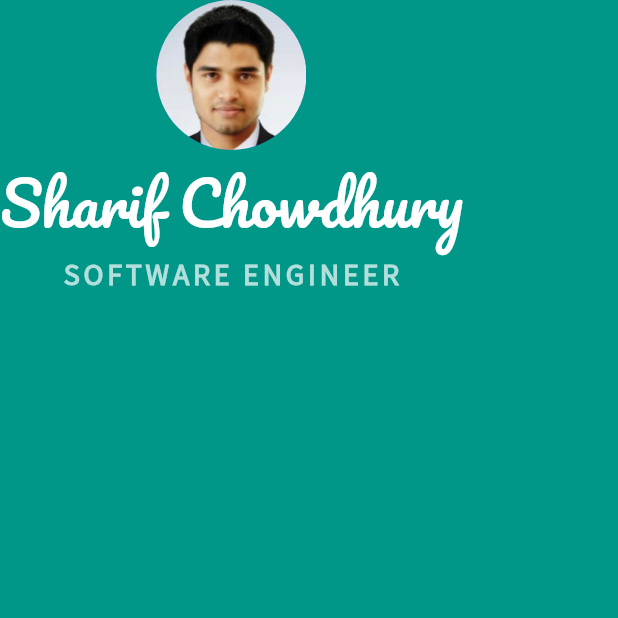
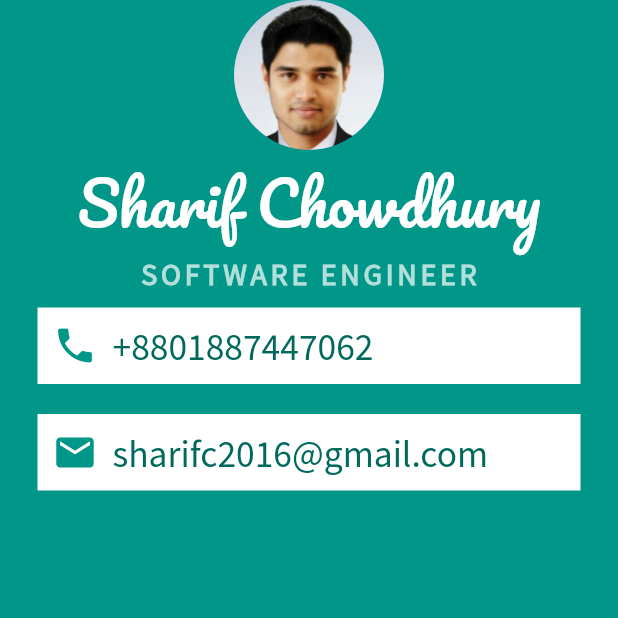
Before and after one commit to sharifc2016/my_card, a Flutter app: the screen it shows after launch, on a phone screen of 412 x 824 dp, the top half of it. Run offline on Flutter 3.47's test engine with Material 2 defaults, Android fonts, the phone set to English and light mode, and no system bars.

Commit message:
add phone and email

```diff
--- a/lib/main.dart
+++ b/lib/main.dart
@@ -37,6 +37,56 @@ class MyApp extends StatelessWidget {
                   fontWeight: FontWeight.bold,
                 ),
               ),
+              Container(
+                color: Colors.white,
+                margin: EdgeInsets.symmetric(vertical: 10.0, horizontal: 25.0),
+                padding: EdgeInsets.all(10.0),
+                child: Row(
+                  children: [
+                    Icon(
+                      Icons.phone,
+                      color: Colors.teal,
+                      size: 30.0,
+                    ),
+                    SizedBox(
+                      width: 10.0,
+                    ),
+                    Text(
+                      '+8801887447062',
+                      style: TextStyle(
+                        color: Colors.teal.shade800,
+                        fontFamily: 'SourceSansPro',
+                        fontSize: 25.0,
+                      ),
+                    ),
+                  ],
+                ),
+              ),
+              Container(
+                color: Colors.white,
+                margin: EdgeInsets.symmetric(vertical: 10.0, horizontal: 25.0),
+                padding: EdgeInsets.all(10.0),
+                child: Row(
+                  children: [
+                    Icon(
+                      Icons.email,
+                      color: Colors.teal,
+                      size: 30.0,
+                    ),
+                    SizedBox(
+                      width: 10.0,
+                    ),
+                    Text(
+                      'sharifc2016@gmail.com',
+                      style: TextStyle(
+                        color: Colors.teal.shade800,
+                        fontFamily: 'SourceSansPro',
+                        fontSize: 25.0,
+                      ),
+                    ),
+                  ],
+                ),
+              ),
             ],
           ),
         ),
```
